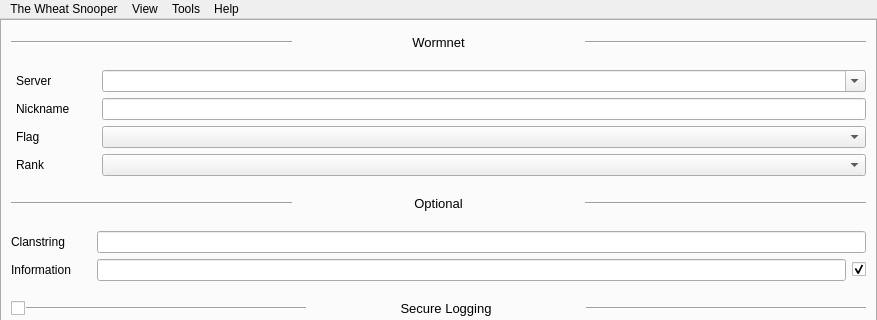
Old version of the form src/wormnet/mainwindow.ui in the repository dbanet/tws; both pictures show x 0 to 877 and y 0 to 320 of the 877 by 533 pixel window.
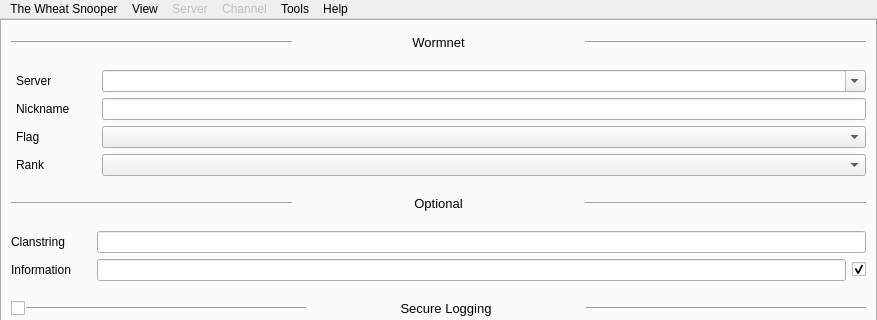
New version of the form.

Commit message: Tabs now may be undocked + added some QMenu madness. :)

```diff
--- a/src/wormnet/mainwindow.ui
+++ b/src/wormnet/mainwindow.ui
@@ -746,8 +746,43 @@
     <addaction name="separator"/>
     <addaction name="actionSettings"/>
    </widget>
+   <widget class="QMenu" name="menuChannel">
+    <property name="enabled">
+     <bool>false</bool>
+    </property>
+    <property name="title">
+     <string>Channel</string>
+    </property>
+   </widget>
+   <widget class="QMenu" name="menuServer">
+    <property name="enabled">
+     <bool>false</bool>
+    </property>
+    <property name="title">
+     <string>Server</string>
+    </property>
+    <widget class="QMenu" name="menuLeagueColor">
+     <property name="title">
+      <string>Change status color</string>
+     </property>
+     <addaction name="actionLeagueColorOff"/>
+     <addaction name="separator"/>
+     <addaction name="actionLeagueColorReady"/>
+     <addaction name="actionLeagueColorAFK"/>
+     <addaction name="actionLeagueColorDND"/>
+     <addaction name="separator"/>
+     <addaction name="actionLeagueColorCustom"/>
+    </widget>
+    <addaction name="actionDisconnect"/>
+    <addaction name="actionReconnect_2"/>
+    <addaction name="menuLeagueColor"/>
+    <addaction name="separator"/>
+    <addaction name="actionIRCOp_commands"/>
+   </widget>
    <addaction name="menuTWS"/>
    <addaction name="menuView"/>
+   <addaction name="menuServer"/>
+   <addaction name="menuChannel"/>
    <addaction name="menuTools"/>
    <addaction name="menuHelp"/>
   </widget>
```
Left out of the diff: 143 changed lines with no effect on the pictures. The commit also changes 13 other files.
